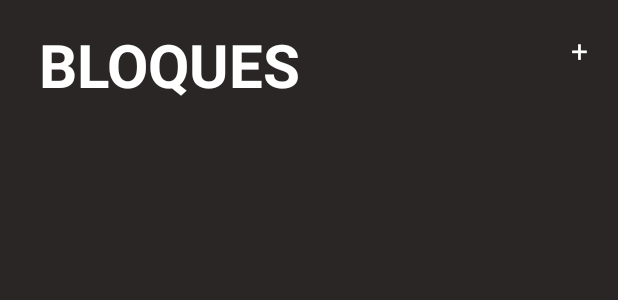
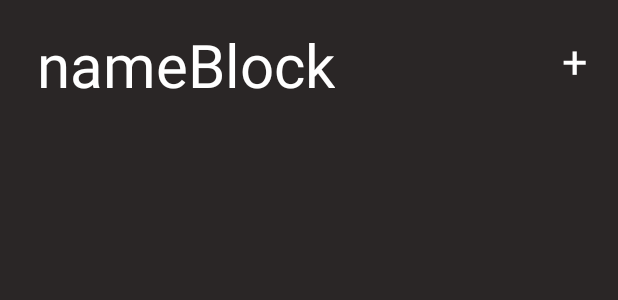
Before and after one commit to Luisw121/TRAININGNOTES, an Android app: the layout fragment_block_detail.xml on its own in the app's theme, with its tools: preview values and no code run, on a phone screen of 412 x 824 dp. Shown: the top 300 px of the screen. Run offline under Robolectric (Android 15) with nearby library versions, the phone set to English and light mode, and no system bars.

Commit message:
implementantdo bloques

```diff
--- a/app/src/main/res/layout/fragment_entrenamiento.xml
+++ b/app/src/main/res/layout/fragment_block_detail.xml
@@ -1,50 +1,36 @@
 <?xml version="1.0" encoding="utf-8"?>
 <androidx.constraintlayout.widget.ConstraintLayout xmlns:android="http://schemas.android.com/apk/res/android"
+    xmlns:app="http://schemas.android.com/apk/res-auto"
     xmlns:tools="http://schemas.android.com/tools"
     android:layout_width="match_parent"
     android:layout_height="match_parent"
     android:background="@color/marronfloko"
-    xmlns:app="http://schemas.android.com/apk/res-auto"
-    tools:context="entrenamientoFragment">
+    tools:context=".BlockDetailFragment">
 
     <TextView
-        android:id="@+id/textView11"
+        android:id="@+id/blockDetailNameTextView"
         android:layout_width="wrap_content"
         android:layout_height="wrap_content"
         android:layout_marginTop="16dp"
-        android:text="BLOQUES"
+        android:text="nameBlock"
         android:textColor="@color/white"
         android:textSize="40dp"
-        android:textStyle="bold"
         app:layout_constraintEnd_toEndOf="parent"
-        app:layout_constraintHorizontal_bias="0.109"
+        app:layout_constraintHorizontal_bias="0.117"
         app:layout_constraintStart_toStartOf="parent"
         app:layout_constraintTop_toTopOf="parent" />
 
     <TextView
-        android:id="@+id/addBlockButton"
+        android:id="@+id/añadirElemento"
         android:layout_width="wrap_content"
         android:layout_height="wrap_content"
         android:layout_marginTop="20dp"
         android:layout_marginEnd="20dp"
         android:text="+"
         android:textColor="@color/white"
-        android:textSize="20dp"
+        android:textSize="30dp"
         app:layout_constraintEnd_toEndOf="parent"
         app:layout_constraintTop_toTopOf="parent" />
 
-    <androidx.recyclerview.widget.RecyclerView
-        android:id="@+id/recyclerViewBlocks"
-        android:layout_width="match_parent"
-        android:layout_height="wrap_content"
-        android:layout_marginTop="83dp"
-        android:background="@android:color/transparent"
-        android:clipToPadding="false"
-        android:paddingTop="8dp"
-        android:paddingBottom="8dp"
-        app:layout_constraintEnd_toEndOf="parent"
-        app:layout_constraintStart_toStartOf="parent"
-        app:layout_constraintTop_toBottomOf="@+id/textView11" />
-
 
 </androidx.constraintlayout.widget.ConstraintLayout>
--- a/app/src/main/res/navigation/nav_graph.xml
+++ b/app/src/main/res/navigation/nav_graph.xml
@@ -70,6 +70,9 @@
         <action
             android:id="@+id/action_entrenamientoFragment_to_mapsFragment"
             app:destination="@id/mapsFragment" />
+        <action
+            android:id="@+id/action_entrenamientoFragment_to_blockDetailFragment"
+            app:destination="@id/blockDetailFragment" />
     </fragment>
     <fragment
         android:id="@+id/calendarioFragment"
@@ -101,4 +104,9 @@
             android:id="@+id/action_mapsFragment_to_pantallaPrincipalFragment"
             app:destination="@id/pantallaPrincipalFragment" />
     </fragment>
+    <fragment
+        android:id="@+id/blockDetailFragment"
+        android:name="com.example.trainingnotes.BlockDetailFragment"
+        android:label="fragment_block_detail"
+        tools:layout="@layout/fragment_block_detail" />
 </navigation>
```
Also changed, not shown: app/src/main/java/com/example/trainingnotes/BlockAdapter.java (+21 -1 lines), app/src/main/java/com/example/trainingnotes/BlockDetailFragment.java (added, +33 -0 lines), app/src/main/java/com/example/trainingnotes/DatoInicial.java (added, +31 -0 lines), app/src/main/java/com/example/trainingnotes/entrenamientoFragment.java (+37 -3 lines).
